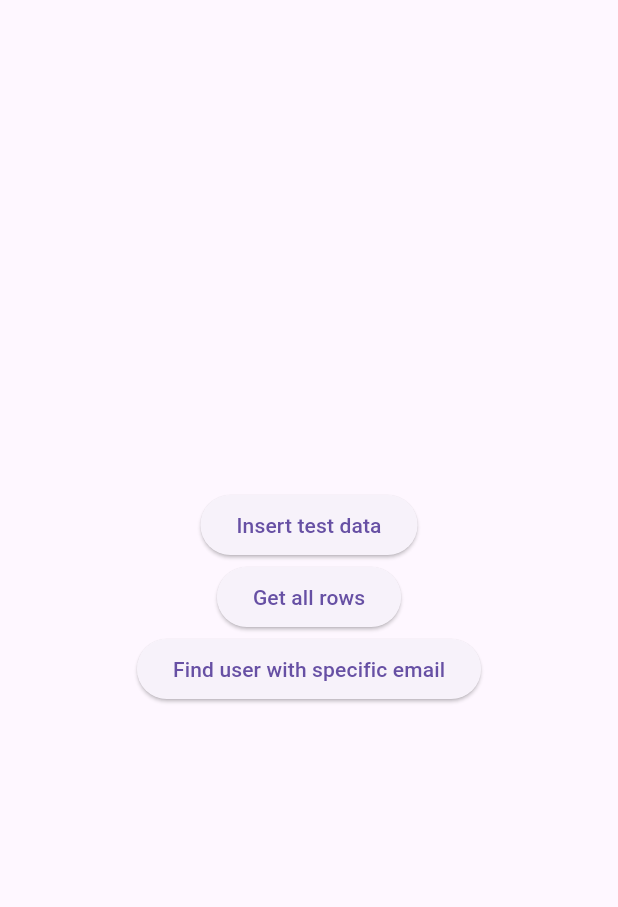
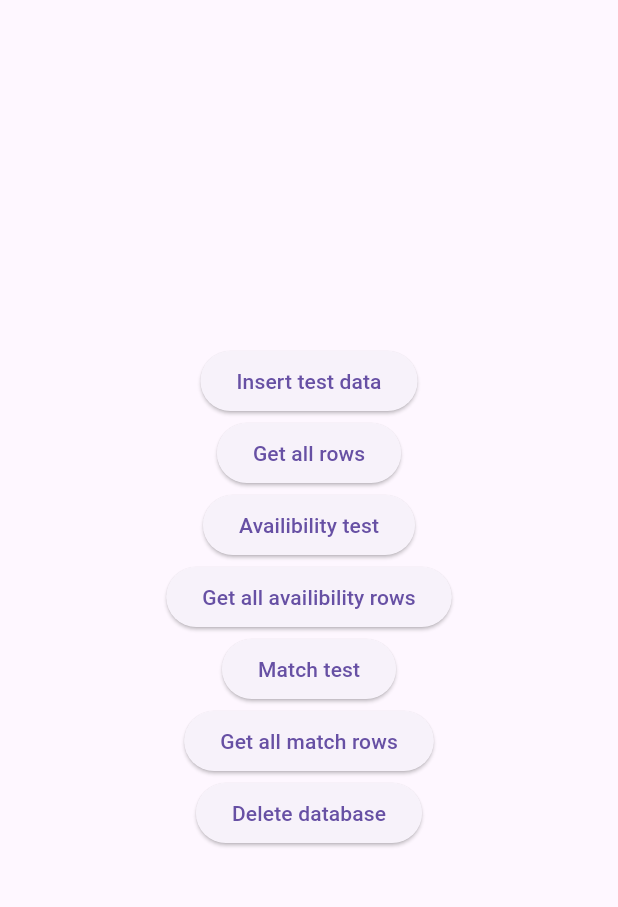
Before and after one commit to Mahmoud-Git123/Sportmate-Flutter-App, a Flutter app: the DbTest screen opened directly, after a tap on "Insert test data", on a phone screen of 412 x 824 dp, the part 63-970 px from its top. Run offline on Flutter 3.47's test engine with Material 3 defaults, Android fonts, the phone set to English and light mode, and no system bars; our stand-ins replace sqflite; missing offline and left inert: dart:ffi; accounts and stored records are empty.

Commit message:
added comments to helper, added all tables

```diff
--- a/lib/DbHelper.dart
+++ b/lib/DbHelper.dart
@@ -9,12 +9,13 @@ import 'package:sqflite/sqflite.dart';
 class DbHelper{
 
   static final _dbName = "sportMateDb";
-  static final _dbVersion = 1;
-  static final userTable = 'user';
+  static final _dbVersion = 2;
 
+  // singleton class, one database across the app
   DbHelper._privateConstructor();
   static final DbHelper instance = DbHelper._privateConstructor();
 
+  // if database doesnt exist, then is created in the app's documents directory (_init and _onCreate methods are called)
   static Database? _sportMateDb;
   Future<Database> get database async {
     if (_sportMateDb != null) return _sportMateDb!;
@@ -22,6 +23,7 @@ class DbHelper{
     return _sportMateDb!;
   }
 
+  // initalises the database
   _init() async {
     WidgetsFlutterBinding.ensureInitialized();
     Directory docDir = await getApplicationDocumentsDirectory();
@@ -29,6 +31,7 @@ class DbHelper{
     return await openDatabase(dbPath, version: _dbVersion, onCreate: _onCreate);
   }
 
+  // creates each table
   _onCreate(Database db, int version) async {
     await db.execute('''
       CREATE TABLE user(
@@ -42,16 +45,61 @@ class DbHelper{
         elo FLOAT
       )
     ''');
+
+    await db.execute('''
+      CREATE TABLE availability(
+        id INTEGER PRIMARY KEY,
+        date TEXT,
+        time TEXT,
+        sport TEXT
+      )
+    ''');
+
+    await db.execute('''
+      CREATE TABLE match(
+        id INTEGER PRIMARY KEY AUTOINCREMENT,
+        sport TEXT,
+        date TEXT,
+        time TEXT,
+        location TEXT,
+        homeName TEXT,
+        awayName TEXT,
+        homeElo FLOAT,
+        homePredictedResult FLOAT,
+        awayElo FLOAT,
+        awayPredictedResult FLOAT,
+        gameResult TEXT
+      )
+    ''');
+
   }
 
-  Future<int> insertUser(Map<String, Object> user) async {
+  // deletes the database (ONLY TO BE USED WHEN ADDING NEW TABLES OR CHANGING THE DATABASE STRUCTURE)
+  Future<void> deleteDatabase() async {
+    //gets path of database
+    Directory docDir = await getApplicationDocumentsDirectory();
+    String dbPath = join(docDir.path, _dbName);
+    bool exists = await File(dbPath).exists();
+    if (exists) {
+      // if the database file exists, delete it
+      await File(dbPath).delete();
+      print('Database deleted');
+    } else {
+      print('Database doesnt exist');
+    }
+}
+
+
+  // insets into a table spceified by the params (name of table in '' and data in a map)
+  Future<int> insertToTable(String tableName, Map<String, Object> data) async {
     Database db = await instance.database;
-    return await db.insert(userTable, user);
+    return await db.insert(tableName, data);
   }
 
-    Future<List<Map<String, dynamic>>> userGetAllRows() async {
+  // returns all rows from a table specified by the param (name of table in '')
+  Future<List<Map<String, dynamic>>> getAllRows(String tableName) async {
     Database db = await instance.database;
-    return await db.query(userTable);
+    return await db.query(tableName);
   }
 
 }
--- a/lib/DbTest.dart
+++ b/lib/DbTest.dart
@@ -30,7 +30,7 @@ class DbTest extends StatelessWidget {
                     'elo': 200,
                   };
 
-                await dbHelper.insertUser(testUser);
+                await dbHelper.insertToTable('user', testUser);
                 },
                 child: const Text('Insert test data'),
               ), // test insert
@@ -38,16 +38,68 @@ class DbTest extends StatelessWidget {
               ElevatedButton(
                 onPressed: () async {
                   DbHelper dbHelper = DbHelper.instance;
-                  List<Map<String, dynamic>> userRows = await dbHelper.userGetAllRows();
+                  List<Map<String, dynamic>> userRows = await dbHelper.getAllRows('user');
                   print(userRows);
                 },
                 child: const Text('Get all rows'),
               ), // get rows
               ElevatedButton(
                 onPressed: () async {
+                  DbHelper dbHelper = DbHelper.instance;
+                  Map<String, Object> testAvailability = {
+                    'date': '12/04/2022',
+                    'time': '12:00',
+                    'sport': 'Tennis',
+                  };
+
+                  await dbHelper.insertToTable('availability', testAvailability);
                 },
-                child: const Text('Find user with specific email'),
+                child: const Text('Availibility test'),
               ), // query
+              ElevatedButton(
+                onPressed: () async {
+                  DbHelper dbHelper = DbHelper.instance;
+                  List<Map<String, dynamic>> availabilityRows = await dbHelper.getAllRows('availability');
+                  print(availabilityRows);
+                },
+                child: const Text('Get all availibility rows'),
+              ), // get rows
+              ElevatedButton(
+                onPressed: () async {
+                  DbHelper dbHelper = DbHelper.instance;
+                  Map<String, Object> testMatch = {
+                    'sport': 'Tennis',
+                    'date': '12/04/2022',
+                    'time': '12:00',
+                    'location': 'London',
+                    'homeName': 'Emily',
+                    'awayName': 'John',
+                    'homeElo': 200,
+                    'homePredictedResult': 0.5,
+                    'awayElo': 200,
+                    'awayPredictedResult': 0.5,
+                    'gameResult': 'draw',
+                  };
+
+                  await dbHelper.insertToTable('match', testMatch);
+                },
+                child: const Text('Match test'),
+              ), // query
+              ElevatedButton(
+                onPressed: () async {
+                  DbHelper dbHelper = DbHelper.instance;
+                  List<Map<String, dynamic>> matchRows = await dbHelper.getAllRows('match');
+                  print(matchRows);
+                },
+                child: const Text('Get all match rows'),
+              ), // get rows
+              ElevatedButton(
+                onPressed: () async {
+                  DbHelper dbHelper = DbHelper.instance;
+                  await dbHelper.deleteDatabase();
+                },
+                child: const Text('Delete database'),
+              ), // delete database
             ]
           ),
         ),
```
